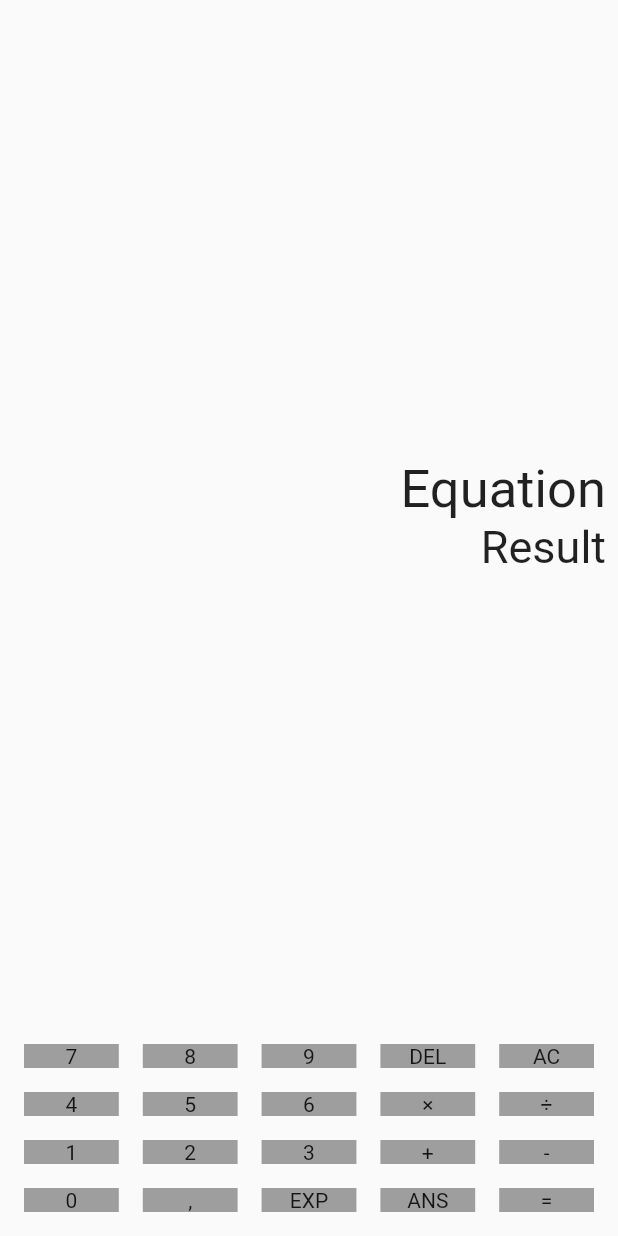
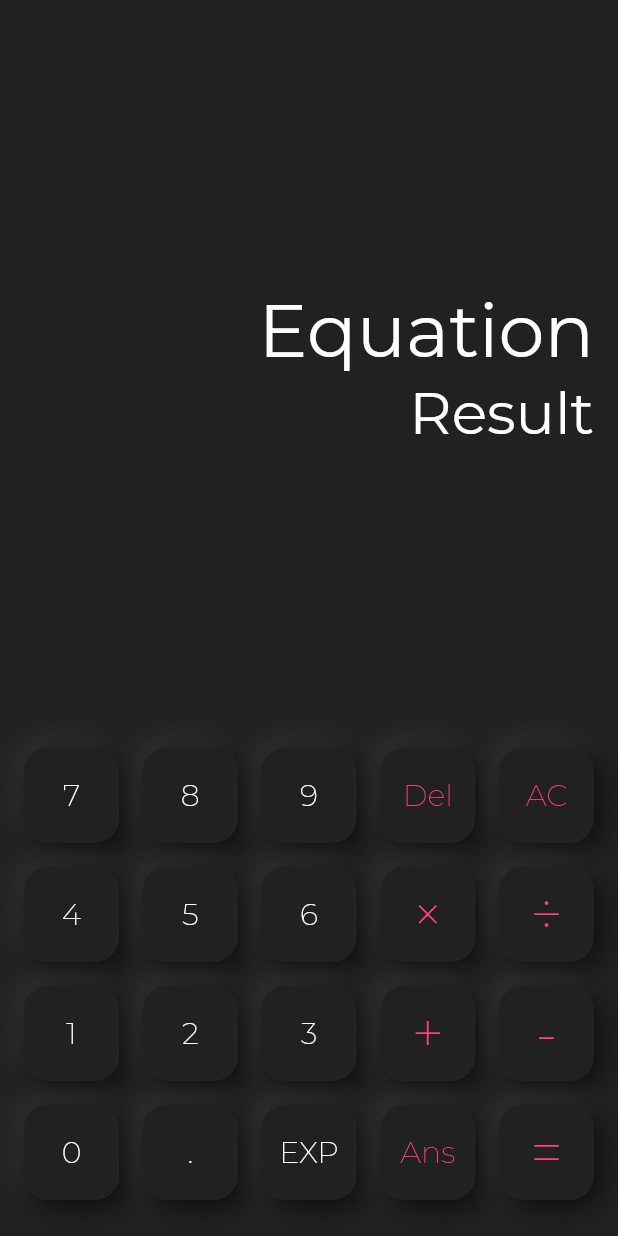
Before and after one commit to luhluh-17/flutter-neucalcu, a Flutter app: the screen it shows after launch, on a phone screen of 412 x 824 dp. Run offline on Flutter 3.47's test engine with Material 2 defaults, Android fonts, the phone set to English and light mode, and no system bars; our stand-ins replace google_fonts.

Commit message:
added neumorphic design

```diff
--- /dev/null
+++ b/lib/components/concave_decoration.dart
@@ -0,0 +1,91 @@
+import 'dart:ui' as ui;
+import 'package:flutter/foundation.dart';
+import 'package:flutter/material.dart';
+
+class ConcaveDecoration extends Decoration {
+  final ShapeBorder shape;
+  final double depth;
+  final List<Color> colors;
+  final double opacity;
+
+  ConcaveDecoration({
+    @required this.shape,
+    @required this.depth,
+    this.colors = const [Colors.black87, Colors.white70],
+    this.opacity = 1.0,
+  }) : assert(shape != null), assert(colors == null || colors.length == 2);
+
+  @override
+  BoxPainter createBoxPainter([onChanged]) => _ConcaveDecorationPainter(shape, depth, colors, opacity);
+
+  @override
+  EdgeInsetsGeometry get padding => shape.dimensions;
+
+  @override
+  Decoration lerpFrom(Decoration a, double t) {
+    if (a is ConcaveDecoration) {
+      t = Curves.easeInOut.transform(t);
+      return ConcaveDecoration(
+        shape: ShapeBorder.lerp(a.shape, shape, t),
+        depth: ui.lerpDouble(a.depth, depth, t),
+        colors: [
+          Color.lerp(a.colors[0], colors[0], t),
+          Color.lerp(a.colors[1], colors[1], t),
+        ],
+        opacity: ui.lerpDouble(a.opacity, opacity, t),
+      );
+    }
+    return null;
+  }
+}
+
+class _ConcaveDecorationPainter extends BoxPainter {
+  ShapeBorder shape;
+  double depth;
+  List<Color> colors;
+  double opacity;
+
+  _ConcaveDecorationPainter(this.shape, this.depth, this.colors, this.opacity) {
+    if (depth > 0) {
+      colors = [
+        colors[1],
+        colors[0],
+      ];
+    } else {
+      depth = -depth;
+    }
+    colors = [
+      colors[0].withOpacity(opacity),
+      colors[1].withOpacity(opacity),
+    ];
+  }
+
+  @override
+  void paint(ui.Canvas canvas, ui.Offset offset, ImageConfiguration configuration) {
+    final shapePath = shape.getOuterPath(offset & configuration.size);
+    final rect = shapePath.getBounds();
+
+    final delta = 16 / rect.longestSide;
+    final stops = [0.5 - delta, 0.5 + delta];
+
+    final path = Path()
+      ..fillType = PathFillType.evenOdd
+      ..addRect(rect.inflate(depth * 2))
+      ..addPath(shapePath, Offset.zero);
+    canvas.save();
+    canvas.clipPath(shapePath);
+
+    final paint = Paint()..maskFilter = MaskFilter.blur(BlurStyle.normal, depth);
+    final clipSize = rect.size.aspectRatio > 1? Size(rect.width, rect.height / 2) : Size(rect.width / 2, rect.height);
+    for (final alignment in [Alignment.topLeft, Alignment.bottomRight]) {
+      final shaderRect = alignment.inscribe(Size.square(rect.longestSide), rect);
+      paint..shader = ui.Gradient.linear(shaderRect.topLeft, shaderRect.bottomRight, colors, stops);
+
+      canvas.save();
+      canvas.clipRect(alignment.inscribe(clipSize, rect));
+      canvas.drawPath(path, paint);
+      canvas.restore();
+    }
+    canvas.restore();
+  }
+}
--- /dev/null
+++ b/lib/components/neumorphic_button.dart
@@ -0,0 +1,92 @@
+import 'package:flutter/material.dart';
+import 'package:google_fonts/google_fonts.dart';
+import 'package:neucalcu/themes/colors.dart';
+import 'package:neucalcu/themes/text_size.dart';
+
+import 'concave_decoration.dart';
+
+class NeuButton extends StatefulWidget {
+  final String text;
+  final Color color;
+  final double fontSize;
+
+  NeuButton({this.text, this.color = AppColors.primaryText, this.fontSize = kSubHeadline2});
+
+  @override
+  _NeuButtonState createState() => _NeuButtonState();
+}
+
+class _NeuButtonState extends State<NeuButton> {
+  bool _isPressed = false;
+
+  void _onPointerDown(PointerDownEvent event) {
+    setState(() {
+      _isPressed = true;
+    });
+  }
+
+  void _onPointerUp(PointerUpEvent event) {
+    setState(() {
+      _isPressed = false;
+    });
+  }
+
+  @override
+  Widget build(BuildContext context) {
+    final _width = MediaQuery.of(context).size.width;
+    final _buttonSize = _width / 6.5;
+    final _radius = 16.0;
+    final _depth = 8.0;
+
+    final _innerShadow = ConcaveDecoration(
+      shape: RoundedRectangleBorder(
+        borderRadius: BorderRadius.circular(_radius),
+      ),
+      colors: [AppColors.lightShadow, AppColors.darkShadow],
+      depth: _depth,
+    );
+
+    BoxDecoration _outerShadow = BoxDecoration(
+      borderRadius: BorderRadius.circular(_radius),
+      color: AppColors.baseColor,
+      boxShadow: [
+        BoxShadow(
+          blurRadius: 15,
+          offset: -Offset(4, 4),
+          color: AppColors.lightShadow,
+        ),
+        BoxShadow(
+          blurRadius: 15,
+          offset: Offset(4, 4),
+          color: AppColors.darkShadow,
+        ),
+      ],
+    );
+
+    return SizedBox(
+      height: _buttonSize,
+      width: _buttonSize,
+      child: Listener(
+        onPointerDown: _onPointerDown,
+        onPointerUp: _onPointerUp,
+        child: Stack(
+          children: <Widget>[
+            AnimatedContainer(
+              duration: Duration(milliseconds: 100),
+              decoration: _isPressed ? _innerShadow : _outerShadow,
+            ),
+            Center(
+              child: Text(
+                widget.text,
+                style: GoogleFonts.montserrat(
+                    fontSize: widget.fontSize,
+                    fontWeight: _isPressed ? FontWeight.w500 : FontWeight.w200,
+                    color: _isPressed ? widget.color.withOpacity(0.5) : widget.color),
+              ),
+            ),
+          ],
+        ),
+      ),
+    );
+  }
+}
--- a/lib/main.dart
+++ b/lib/main.dart
@@ -1,4 +1,5 @@
 import 'package:flutter/material.dart';
+import 'package:google_fonts/google_fonts.dart';
 import 'package:neucalcu/pages/calculator_page.dart';
 
 void main() {
@@ -9,9 +10,12 @@ class MyApp extends StatelessWidget {
   @override
   Widget build(BuildContext context) {
     return MaterialApp(
-      title: 'Flutter Demo',
+      title: 'Calculator',
+      debugShowCheckedModeBanner: false,
       theme: ThemeData(
-        primarySwatch: Colors.blue,
+        textTheme: GoogleFonts.montserratTextTheme(
+          Theme.of(context).textTheme
+        ),
         visualDensity: VisualDensity.adaptivePlatformDensity,
       ),
       home: CalculatorPage(),
--- a/lib/pages/calculator_page.dart
+++ b/lib/pages/calculator_page.dart
@@ -1,11 +1,20 @@
 import 'package:flutter/material.dart';
+import 'package:flutter/services.dart';
+import 'package:neucalcu/components/neumorphic_button.dart';
+import 'package:neucalcu/themes/colors.dart';
+import 'package:neucalcu/themes/text_size.dart';
 
 class CalculatorPage extends StatelessWidget {
   @override
   Widget build(BuildContext context) {
-    return Material(
+    return AnnotatedRegion<SystemUiOverlayStyle>(
+      value: SystemUiOverlayStyle.light.copyWith(
+        statusBarColor: Colors.transparent,
+      ),
+      child: Material(
+        color: AppColors.baseColor,
         child: Padding(
-        padding: const EdgeInsets.only(left: 8.0, right: 8.0, bottom: 8.0),
+          padding: const EdgeInsets.only(left: 16.0, right: 16.0, bottom: 16.0),
           child: Column(
             crossAxisAlignment: CrossAxisAlignment.end,
             children: <Widget>[
@@ -13,135 +22,101 @@ class CalculatorPage extends StatelessWidget {
               Text(
                 'Equation',
                 style: TextStyle(
-                fontSize: 35,
+                  color: AppColors.primaryText,
+                  fontSize: kDisplay,
                 ),
               ),
               Text(
                 'Result',
-              style: TextStyle(fontSize: 30),
+                style: TextStyle(
+                  color: AppColors.primaryText,
+                  fontSize: kHeadline1,
+                ),
               ),
               Spacer(),
-            Table(
-              children: [
-                TableRow(
-                    children: [
-                      Container(
-                        margin: EdgeInsets.all(8.0),
-                        color: Colors.grey,
-                        child: Text('7', textAlign: TextAlign.center,),
+              Padding(
+                padding: const EdgeInsets.symmetric(vertical: 8.0),
+                child: Row(
+                  mainAxisAlignment: MainAxisAlignment.spaceBetween,
+                  children: <Widget>[
+                    NeuButton(text: '7'),
+                    NeuButton(text: '8'),
+                    NeuButton(text: '9'),
+                    NeuButton(
+                      text: 'Del',
+                      color: AppColors.accent,
                     ),
-                      Container(
-                        margin: EdgeInsets.all(8.0),
-                        color: Colors.grey,
-                        child: Text('8', textAlign: TextAlign.center,),
-                      ),
-                      Container(
-                        margin: EdgeInsets.all(8.0),
-                        color: Colors.grey,
-                        child: Text('9', textAlign: TextAlign.center,),
-                      ),
-                      Container(
-                        margin: EdgeInsets.all(8.0),
-                        color: Colors.grey,
-                        child: Text('DEL', textAlign: TextAlign.center,),
-                      ),
-                      Container(
-                        margin: EdgeInsets.all(8.0),
-                        color: Colors.grey,
-                        child: Text('AC', textAlign: TextAlign.center,),
-                      ),
-                    ]
-                ),
-                TableRow(
-                    children: [
-                      Container(
-                        margin: EdgeInsets.all(8.0),
-                        color: Colors.grey,
-                        child: Text('4', textAlign: TextAlign.center,),
-                      ),
-                      Container(
-                        margin: EdgeInsets.all(8.0),
-                        color: Colors.grey,
-                        child: Text('5', textAlign: TextAlign.center,),
-                      ),
-                      Container(
-                        margin: EdgeInsets.all(8.0),
-                        color: Colors.grey,
-                        child: Text('6', textAlign: TextAlign.center,),
-                      ),
-                      Container(
-                        margin: EdgeInsets.all(8.0),
-                        color: Colors.grey,
-                        child: Text('×', textAlign: TextAlign.center,),
-                      ),
-                      Container(
-                        margin: EdgeInsets.all(8.0),
-                        color: Colors.grey,
-                        child: Text('÷', textAlign: TextAlign.center,),
-                      ),
-                    ]
-                ),
-                TableRow(
-                    children: [
-                      Container(
-                        margin: EdgeInsets.all(8.0),
-                        color: Colors.grey,
-                        child: Text('1', textAlign: TextAlign.center,),
-                      ),
-                      Container(
-                        margin: EdgeInsets.all(8.0),
-                        color: Colors.grey,
-                        child: Text('2', textAlign: TextAlign.center,),
-                      ),
-                      Container(
-                        margin: EdgeInsets.all(8.0),
-                        color: Colors.grey,
-                        child: Text('3', textAlign: TextAlign.center,),
-                      ),
-                      Container(
-                        margin: EdgeInsets.all(8.0),
-                        color: Colors.grey,
-                        child: Text('+', textAlign: TextAlign.center,),
-                      ),
-                      Container(
-                        margin: EdgeInsets.all(8.0),
-                        color: Colors.grey,
-                        child: Text('-', textAlign: TextAlign.center,),
-                      ),
-                    ]
-                ),
-                TableRow(
-                    children: [
-                      Container(
-                        margin: EdgeInsets.all(8.0),
-                        color: Colors.grey,
-                        child: Text('0', textAlign: TextAlign.center,),
-                      ),
-                      Container(
-                        margin: EdgeInsets.all(8.0),
-                        color: Colors.grey,
-                        child: Text(',', textAlign: TextAlign.center,),
-                      ),
-                      Container(
-                        margin: EdgeInsets.all(8.0),
-                        color: Colors.grey,
-                        child: Text('EXP', textAlign: TextAlign.center,),
-                      ),
-                      Container(
-                        margin: EdgeInsets.all(8.0),
-                        color: Colors.grey,
-                        child: Text('ANS', textAlign: TextAlign.center,),
-                      ),
-                      Container(
-                        margin: EdgeInsets.all(8.0),
-                        color: Colors.grey,
-                        child: Text('=', textAlign: TextAlign.center,),
-                      ),
-                    ]
+                    NeuButton(
+                      text: 'AC',
+                      color: AppColors.accent,
                     ),
                   ],
                 ),
+              ),
+              Padding(
+                padding: const EdgeInsets.symmetric(vertical: 8.0),
+                child: Row(
+                  mainAxisAlignment: MainAxisAlignment.spaceBetween,
+                  children: <Widget>[
+                    NeuButton(text: '4'),
+                    NeuButton(text: '5'),
+                    NeuButton(text: '6'),
+                    NeuButton(
+                      text: '×',
+                      color: AppColors.accent,
+                      fontSize: kHeadline1,
+                    ),
+                    NeuButton(
+                      text: '÷',
+                      color: AppColors.accent,
+                      fontSize: kHeadline1,
+                    ),
                   ],
+                ),
+              ),
+              Padding(
+                padding: const EdgeInsets.symmetric(vertical: 8.0),
+                child: Row(
+                  mainAxisAlignment: MainAxisAlignment.spaceBetween,
+                  children: <Widget>[
+                    NeuButton(text: '1'),
+                    NeuButton(text: '2'),
+                    NeuButton(text: '3'),
+                    NeuButton(
+                      text: '+',
+                      color: AppColors.accent,
+                      fontSize: kHeadline1,
+                    ),
+                    NeuButton(
+                      text: '-',
+                      color: AppColors.accent,
+                      fontSize: kHeadline1,
+                    ),
+                  ],
+                ),
+              ),
+              Padding(
+                padding: const EdgeInsets.symmetric(vertical: 8.0),
+                child: Row(
+                  mainAxisAlignment: MainAxisAlignment.spaceBetween,
+                  children: <Widget>[
+                    NeuButton(text: '0'),
+                    NeuButton(text: '.'),
+                    NeuButton(text: 'EXP'),
+                    NeuButton(
+                      text: 'Ans',
+                      color: AppColors.accent,
+                    ),
+                    NeuButton(
+                      text: '=',
+                      color: AppColors.accent,
+                      fontSize: kHeadline1,
+                    ),
+                  ],
+                ),
+              ),
+            ],
+          ),
         ),
       ),
     );
--- /dev/null
+++ b/lib/themes/colors.dart
@@ -0,0 +1,17 @@
+import 'package:flutter/material.dart';
+
+class AppColors {
+  static const int _red = 33;
+  static const int _green = 33;
+  static const int _blue = 33;
+  static const int _brightness = 25;
+
+  static const Color baseColor = Color.fromRGBO(_red, _green, _blue, 1);
+  static const Color lightShadow = Color.fromRGBO(
+      (_red + _brightness), (_green + _brightness), (_blue + _brightness), 1);
+  static const Color darkShadow = Color.fromRGBO(
+      (_red - _brightness), (_green - _brightness), (_blue - _brightness), 1);
+
+  static const Color primaryText = Colors.white;
+  static const Color accent = Colors.pinkAccent;
+}
--- /dev/null
+++ b/lib/themes/text_size.dart
@@ -0,0 +1,8 @@
+
+const double kDisplay = 48.83;
+const double kHeadline1 = 39.06;
+const double kHeadline2 = 31.25;
+const double kSubHeadline1 = 25.00;
+const double kSubHeadline2 = 20.00;
+const double kBody = 16.0;
+const double kCaption = 12.80;
--- a/pubspec.yaml
+++ b/pubspec.yaml
@@ -28,6 +28,7 @@ dependencies:
   # The following adds the Cupertino Icons font to your application.
   # Use with the CupertinoIcons class for iOS style icons.
   cupertino_icons: ^0.1.3
+  google_fonts: ^1.1.0
 
 dev_dependencies:
   flutter_test:
```
Also changed, not shown: pubspec.lock. Lines whose indentation alone changed are shown as unchanged.
